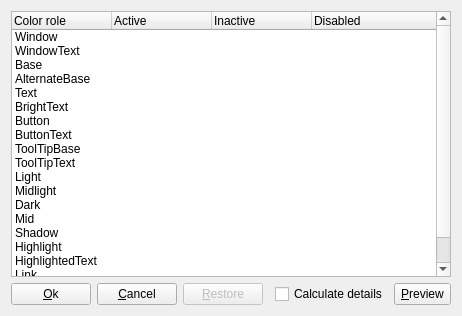
Above: ui/paletteeditor.ui from qmc2/qmc2-mame-fe before the change. Below: the same form after it.
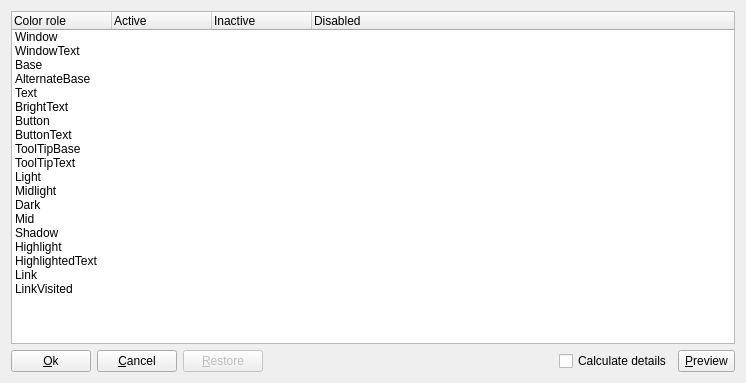
That is the form after the change. Icons and pictures are not drawn.

What changed in the file:
```diff
--- a/ui/paletteeditor.ui
+++ b/ui/paletteeditor.ui
@@ -6,8 +6,8 @@
    <rect>
     <x>0</x>
     <y>0</y>
-    <width>430</width>
-    <height>316</height>
+    <width>746</width>
+    <height>383</height>
    </rect>
   </property>
   <property name="windowTitle">
```
Left out of the diff: 45 changed lines with no effect on the pictures.
